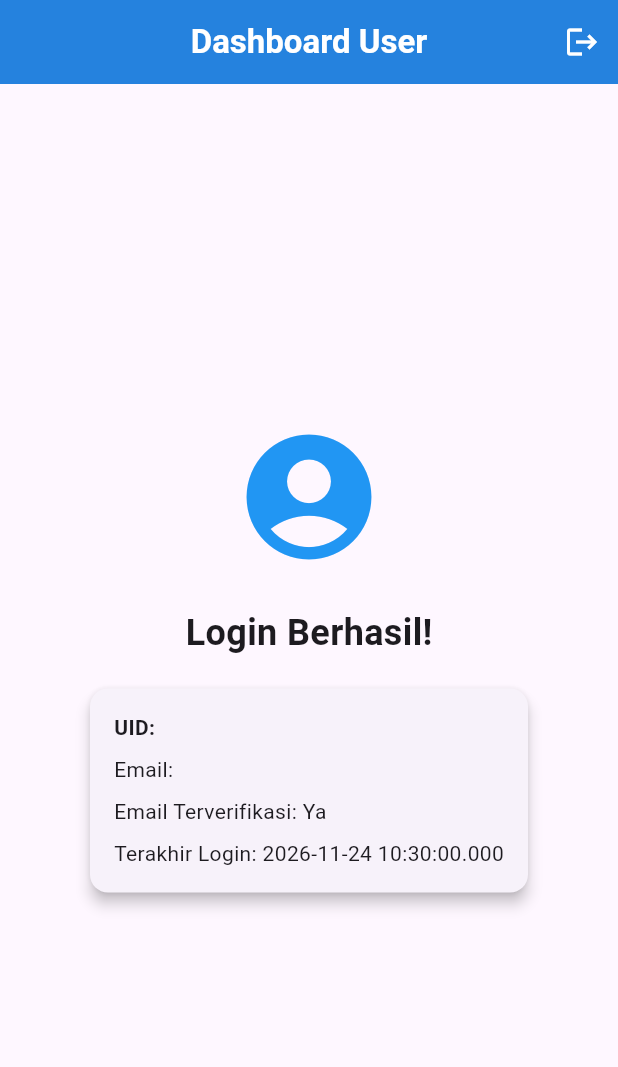
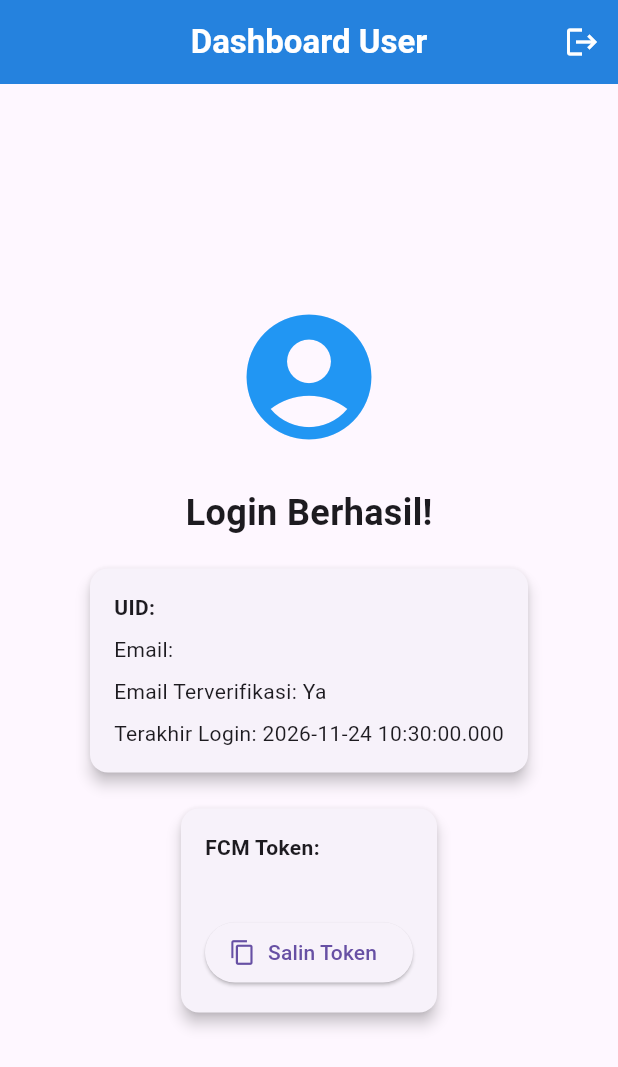
Before and after one commit to voltakits725/login-firebase-app, a Flutter app: the screen it shows once a user with an empty profile is signed in, on a phone screen of 412 x 824 dp. Shown: the top 1067 px of the screen. Run offline on Flutter 3.47's test engine with Material 3 defaults, Android fonts, the phone set to English and light mode, and no system bars; our stand-ins replace firebase_auth, firebase_core, firebase_messaging, flutter_local_notifications; accounts and stored records are empty.

Commit message:
feat: tampilkan widget FcmTokenCard di halaman UserInfoScreen

```diff
--- a/lib/screens/user_info_screen.dart
+++ b/lib/screens/user_info_screen.dart
@@ -1,5 +1,6 @@
 import 'package:firebase_auth/firebase_auth.dart';
 import 'package:flutter/material.dart';
+import 'package:login_firebase/fcm_token_card.dart'; // <-- BARU
 import 'package:login_firebase/widgets/custom_app_bar.dart';
 
 class UserInfoScreen extends StatelessWidget {
@@ -16,7 +17,6 @@ class UserInfoScreen extends StatelessWidget {
     return Scaffold(
       appBar: CustomAppBar(
         title: 'Dashboard User',
-
         actions: [
           IconButton(
             icon: const Icon(Icons.logout),
@@ -26,7 +26,7 @@ class UserInfoScreen extends StatelessWidget {
         ],
       ),
       body: Center(
-        child: Padding(
+        child: SingleChildScrollView(
           padding: const EdgeInsets.all(24.0),
           child: Column(
             mainAxisAlignment: MainAxisAlignment.center,
@@ -64,6 +64,8 @@ class UserInfoScreen extends StatelessWidget {
                   ),
                 ),
               ),
+              const SizedBox(height: 16),
+              const FcmTokenCard(), // <-- BARU (hapus 'const' jika constructor-nya non-const)
             ],
           ),
         ),
```
